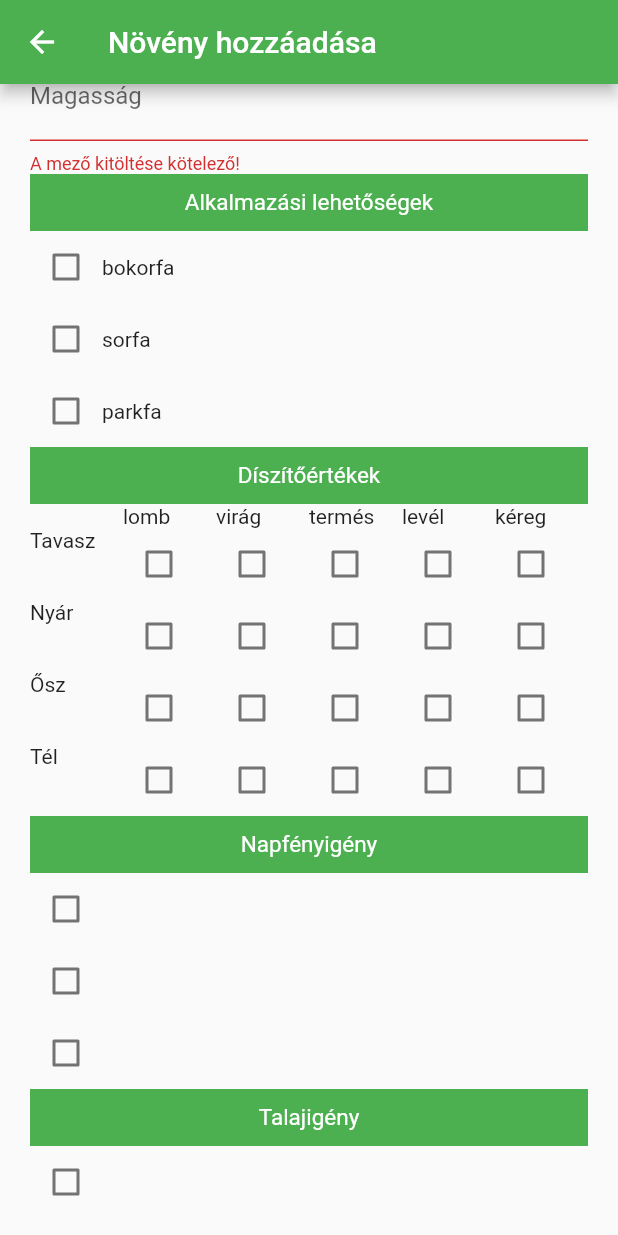
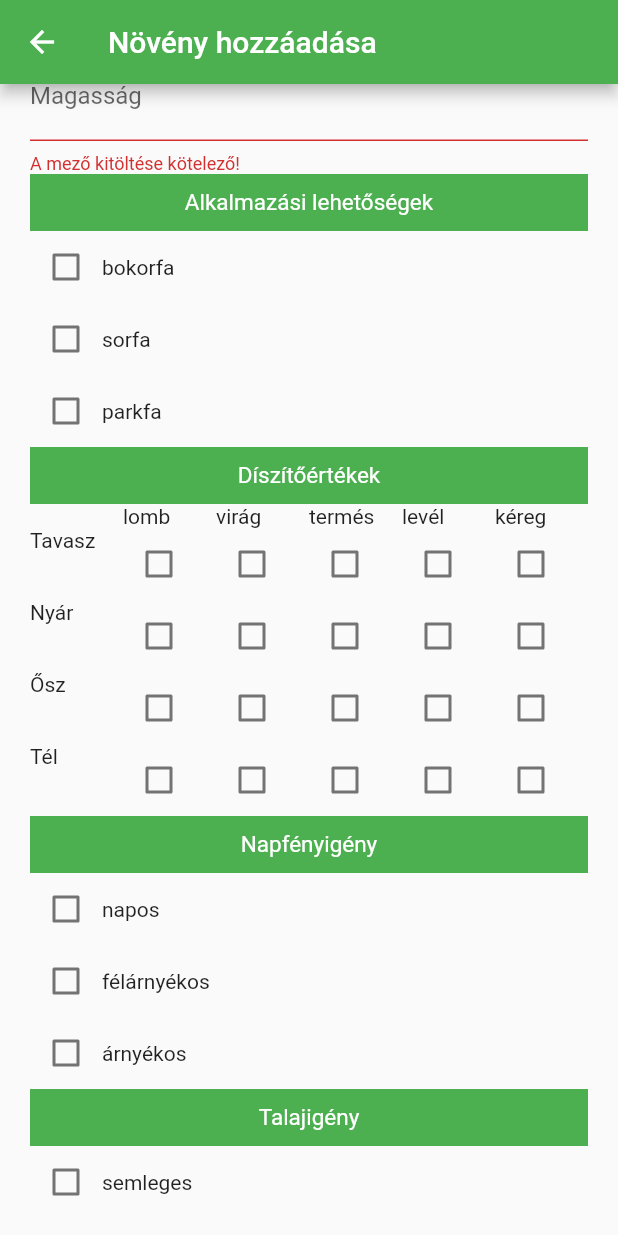
Before and after one commit to Beck-berry/arborapp, a Flutter app: the _AddPlantForm screen opened directly, scrolled down 512 dp, after a tap on "Mentés", on a phone screen of 412 x 824 dp. Run offline on Flutter 3.47's test engine with Material 2 defaults, Android fonts, the phone set to English and light mode, and no system bars; our stand-ins replace azlistview, cloud_firestore, firebase_auth, firebase_core, flutter_map, latlong2 and 3 more; missing offline and left inert: flutter_barcode_scanner, footer; accounts and stored records are empty; generated files the repository leaves out were written again.

Commit message:
enum fixes

```diff
--- a/lib/src/addPlant.dart
+++ b/lib/src/addPlant.dart
@@ -261,7 +261,7 @@ class _AddPlantFormState extends State<_AddPlantForm> {
                               value: tipus,
                               items: NovenyTipus.values
                                   .map((e) => DropdownMenuItem(
-                                      value: e, child: Text(e.name)))
+                                      value: e, child: Text(e.nev)))
                                   .toList(),
                               onChanged: (value) => {
                                 setState(() {
@@ -355,7 +355,7 @@ class _AddPlantFormState extends State<_AddPlantForm> {
                             kisCim('Alkalmazási lehetőségek'),
                             for (MapEntry<AlkalmazasLehetoseg, bool> a
                                 in alkalmazas.entries) ...[
-                              _checkboxMezo(a, alkalmazas, a.key.name)
+                              _checkboxMezo(a, alkalmazas, a.key.nev)
                             ],
                           ],
                         )),
@@ -370,7 +370,7 @@ class _AddPlantFormState extends State<_AddPlantForm> {
                                   const TableCell(child: Text('')),
                                   for (Diszitoertek e
                                       in Diszitoertek.values) ...[
-                                    TableCell(child: Text(e.name))
+                                    TableCell(child: Text(e.nev))
                                   ],
                                 ]),
                                 TableRow(children: [
@@ -420,7 +420,7 @@ class _AddPlantFormState extends State<_AddPlantForm> {
                             kisCim('Napfényigény'),
                             for (MapEntry<NapfenyIgeny, bool> a
                                 in napfenyIgeny.entries) ...[
-                              _checkboxMezo(a, napfenyIgeny, a.key.name)
+                              _checkboxMezo(a, napfenyIgeny, a.key.nev)
                             ],
                           ],
                         )),
@@ -431,7 +431,7 @@ class _AddPlantFormState extends State<_AddPlantForm> {
                             kisCim('Talajigény'),
                             for (MapEntry<TalajIgeny, bool> a
                                 in talajIgeny.entries) ...[
-                              _checkboxMezo(a, talajIgeny, a.key.name)
+                              _checkboxMezo(a, talajIgeny, a.key.nev)
                             ],
                           ],
                         )),
@@ -467,35 +467,35 @@ class _AddPlantFormState extends State<_AddPlantForm> {
     List<String> alkalmazasok = [];
     alkalmazas.forEach((key, value) {
       if (value) {
-        alkalmazasok.add(key.toString());
+        alkalmazasok.add(key.name);
       }
     });
 
     List<String> tavasz = [];
     diszitoTavasz.forEach((key, value) {
       if (value) {
-        tavasz.add(key.toString());
+        tavasz.add(key.name);
       }
     });
 
     List<String> nyar = [];
     diszitoNyar.forEach((key, value) {
       if (value) {
-        nyar.add(key.toString());
+        nyar.add(key.name);
       }
     });
 
     List<String> osz = [];
     diszitoOsz.forEach((key, value) {
       if (value) {
-        osz.add(key.toString());
+        osz.add(key.name);
       }
     });
 
     List<String> tel = [];
     diszitoTel.forEach((key, value) {
       if (value) {
-        tel.add(key.toString());
+        tel.add(key.name);
       }
     });
 
@@ -509,14 +509,14 @@ class _AddPlantFormState extends State<_AddPlantForm> {
     List<String> napfenyIgenyList = [];
     napfenyIgeny.forEach((key, value) {
       if (value) {
-        napfenyIgenyList.add(key.toString());
+        napfenyIgenyList.add(key.name);
       }
     });
 
     List<String> talajList = [];
     talajIgeny.forEach((key, value) {
       if (value) {
-        talajList.add(key.toString());
+        talajList.add(key.name);
       }
     });
 
--- a/lib/src/enums.dart
+++ b/lib/src/enums.dart
@@ -12,7 +12,7 @@ enum NoteState { show, write, modify }
 enum AlkalmazasLehetoseg { parkfa, bokorfa, sorfa }
 
 extension AlkalmazasLehetosegExt on AlkalmazasLehetoseg {
-  String get name {
+  String get nev {
     switch (this) {
       case AlkalmazasLehetoseg.parkfa:
         return 'parkfa';
@@ -27,18 +27,48 @@ extension AlkalmazasLehetosegExt on AlkalmazasLehetoseg {
 enum Diszitoertek { lomb, virag, termes, level, kereg }
 
 extension DiszitoertekExt on Diszitoertek {
-  String get name {
+  String get nev {
     switch (this) {
       case Diszitoertek.termes:
-        return "termés";
+        return 'termés';
       case Diszitoertek.lomb:
-        return "lomb";
+        return 'lomb';
       case Diszitoertek.virag:
-        return "virág";
+        return 'virág';
       case Diszitoertek.level:
-        return "levél";
+        return 'levél';
       case Diszitoertek.kereg:
-        return "kéreg";
+        return 'kéreg';
+    }
+  }
+}
+
+enum NapfenyIgeny { napos, fel, arnyek }
+
+extension NapfenyIgenyExt on NapfenyIgeny {
+  String get nev {
+    switch (this) {
+      case NapfenyIgeny.napos:
+        return 'napos';
+      case NapfenyIgeny.fel:
+        return 'félárnyékos';
+      case NapfenyIgeny.arnyek:
+        return 'árnyékos';
+    }
+  }
+}
+
+enum TalajIgeny { meszes, semleges, savanyu }
+
+extension TalajIgenyExt on TalajIgeny {
+  String get nev {
+    switch (this) {
+      case TalajIgeny.meszes:
+        return 'meszes';
+      case TalajIgeny.savanyu:
+        return 'savanyú';
+      case TalajIgeny.semleges:
+        return 'semleges';
     }
   }
 }
@@ -46,7 +76,7 @@ extension DiszitoertekExt on Diszitoertek {
 enum NovenyTipus { fenyo, lombosFa, cserje }
 
 extension NovenyTipusExt on NovenyTipus {
-  String get name {
+  String get nev {
     switch (this) {
       case NovenyTipus.fenyo:
         return 'tű- és pikkelylevelű';
@@ -60,11 +90,11 @@ extension NovenyTipusExt on NovenyTipus {
   Color get szin {
     switch (this) {
       case NovenyTipus.fenyo:
-        return const Color(0xFF008000);
+        return const Color(0xFF0000FF);
       case NovenyTipus.lombosFa:
-        return const Color(0xFF32CD32);
+        return const Color(0xFFFF4500);
       case NovenyTipus.cserje:
-        return const Color(0xFFDC143C);
+        return const Color(0xFFFF00FF);
     }
   }
 }
--- a/lib/src/map.dart
+++ b/lib/src/map.dart
@@ -106,7 +106,7 @@ class _ShowMapState extends State<_ShowMap> {
                     })
                   },
                 ),
-                Text(tipus.name)
+                Text(tipus.nev)
               ],
             )
           ]
@@ -142,7 +142,7 @@ class _ShowMapState extends State<_ShowMap> {
                         Icon(Icons.circle, color: i.szin),
                         const Padding(
                             padding: EdgeInsets.symmetric(horizontal: 5.0)),
-                        Text(i.name)
+                        Text(i.nev)
                       ],
                     )
                   ]
@@ -210,7 +210,7 @@ class _MapMarker extends StatelessWidget {
             style: const TextStyle(fontSize: 18),
           ),
           content: Text(
-            noveny.tipus.name,
+            noveny.tipus.nev,
             style: const TextStyle(fontSize: 13),
           ),
           actions: <Widget>[
--- a/lib/src/plant.dart
+++ b/lib/src/plant.dart
@@ -210,10 +210,10 @@ class KornyezetiIgenyek extends StatelessWidget {
         _alCim('Környezeti igények'),
         Row(
           children: [
-            if (igenyek['fenyigeny'].contains('napos')) ...[
+            if (igenyek['fenyigeny'].contains(NapfenyIgeny.napos.name)) ...[
               Image.asset('assets/images/napos.png', height: 35)
             ],
-            if (igenyek['fenyigeny'].contains('felarnyekos')) ...[
+            if (igenyek['fenyigeny'].contains(NapfenyIgeny.fel.name)) ...[
               Image.asset('assets/images/felarnyekos.png', height: 35)
             ],
           ],
--- a/lib/src/search.dart
+++ b/lib/src/search.dart
@@ -1,3 +1,4 @@
+import 'package:arborapp/src/enums.dart';
 import 'package:arborapp/src/plant.dart';
 import 'package:arborapp/src/types.dart';
 import 'package:azlistview/azlistview.dart';
@@ -71,7 +72,7 @@ class SearchState extends State<Search> {
             style: const TextStyle(fontSize: 18),
           ),
           content: Text(
-            noveny.tipus.name,
+            noveny.tipus.nev,
             style: const TextStyle(fontSize: 13),
           ),
           actions: <Widget>[
```
Lines whose indentation alone changed are shown as unchanged.
